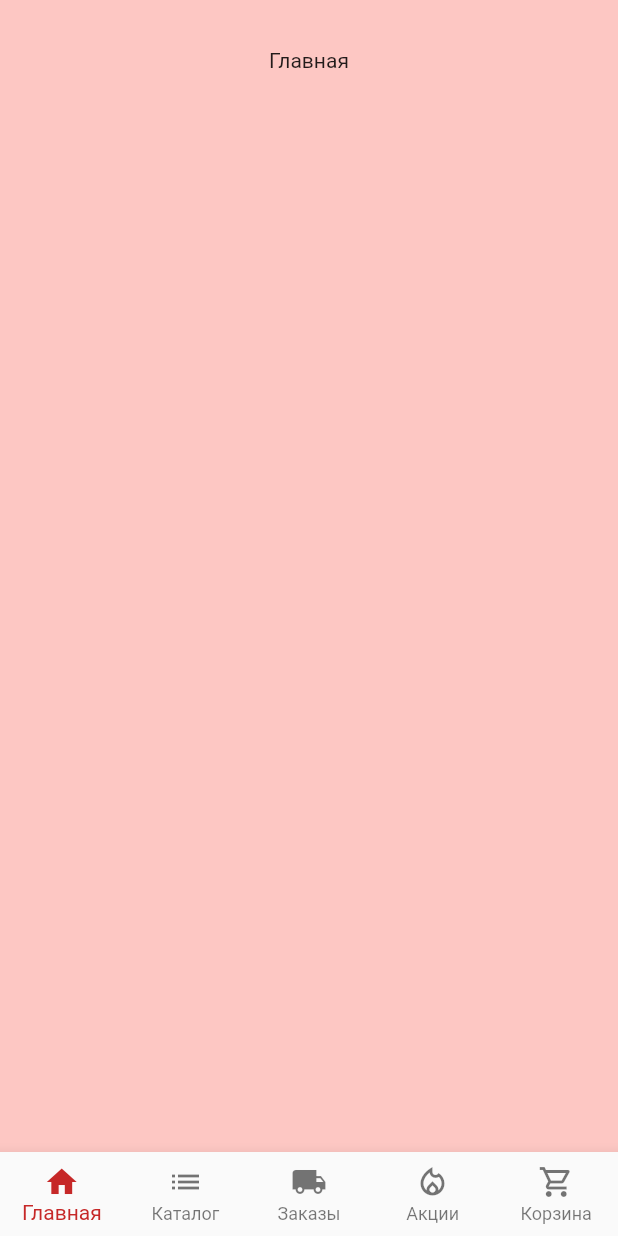
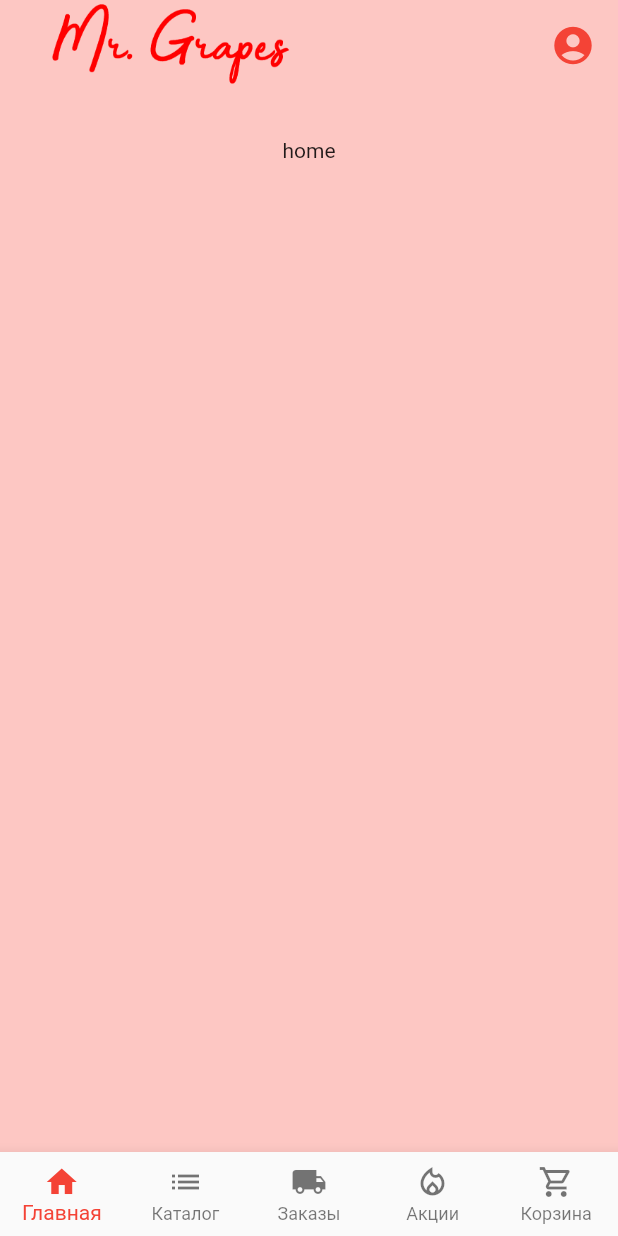
Before and after one commit to nikitalebed/mr-grapes, a Flutter app: the screen it shows after launch, on a phone screen of 412 x 824 dp. Run offline on Flutter 3.47's test engine with Material 2 defaults, Android fonts, the phone set to English and light mode, and no system bars.

Commit message:
init commit #6

```diff
--- /dev/null
+++ b/lib/components/top_bar.dart
@@ -0,0 +1,26 @@
+import 'package:flutter/material.dart';
+
+import '../constants.dart';
+
+class TopBar extends StatelessWidget {
+  @override
+  Widget build(BuildContext context) {
+    return Container(
+      margin: EdgeInsets.only(left: 15.0, right: 15.0),
+      height: 60.0,
+      child: Row(
+        mainAxisAlignment: MainAxisAlignment.spaceBetween,
+        children: [
+          Image.asset(
+            'images/logo.png',
+          ),
+          const Icon(
+            Icons.account_circle,
+            color: kAccentColor,
+            size: 30.0,
+          )
+        ],
+      ),
+    );
+  }
+}
--- a/lib/constants.dart
+++ b/lib/constants.dart
@@ -1,4 +1,9 @@
 import 'package:flutter/material.dart';
+import 'package:mr_grapes/screens/cart_screen.dart';
+import 'package:mr_grapes/screens/catalog_screen.dart';
+import 'package:mr_grapes/screens/home_screen.dart';
+import 'package:mr_grapes/screens/order_screen.dart';
+import 'package:mr_grapes/screens/sale_screen.dart';
 
 import 'destination.dart';
 
@@ -9,3 +14,6 @@ const List<Destination> allDestinations = <Destination>[
   Destination('Акции', Icons.local_fire_department_outlined),
   Destination('Корзина', Icons.shopping_cart_outlined)
 ];
+
+const kPrimaryColor = Color(0xFFFDC7C3);
+const kAccentColor = Colors.red;
--- a/lib/destination_view.dart
+++ b/lib/destination_view.dart
@@ -1,4 +1,11 @@
 import 'package:flutter/material.dart';
+import 'package:mr_grapes/components/top_bar.dart';
+import 'package:mr_grapes/constants.dart';
+import 'package:mr_grapes/screens/cart_screen.dart';
+import 'package:mr_grapes/screens/catalog_screen.dart';
+import 'package:mr_grapes/screens/home_screen.dart';
+import 'package:mr_grapes/screens/order_screen.dart';
+import 'package:mr_grapes/screens/sale_screen.dart';
 
 import 'destination.dart';
 
@@ -12,16 +19,25 @@ class DestinationView extends StatefulWidget {
 }
 
 class _DestinationViewState extends State<DestinationView> {
+  Map<String, Widget> destinationScreens = {
+    'Главная': HomeScreen(),
+    'Каталог': CatalogScreen(),
+    'Заказы': OrderScreen(),
+    'Акции': SaleScreen(),
+    'Корзина': CartScreen(),
+  };
+
   @override
   Widget build(BuildContext context) {
     return Scaffold(
-      backgroundColor: Color(0xFFFDC7C3),
+      backgroundColor: kPrimaryColor,
       body: ListView(
         children: [
+          TopBar(),
           Container(
             padding: const EdgeInsets.all(32.0),
             alignment: Alignment.center,
-            child: Text('${widget.destination.title}'),
+            child: destinationScreens['${widget.destination.title}'],
           ),
         ],
       ),
--- a/lib/main.dart
+++ b/lib/main.dart
@@ -1,5 +1,7 @@
 import 'package:flutter/material.dart';
-import 'package:mr_grapes/pages/home_page.dart';
+
+import 'constants.dart';
+import 'pages/home_page.dart';
 
 void main() {
   runApp(MrGrapesShop());
@@ -9,41 +11,10 @@ class MrGrapesShop extends StatelessWidget {
   @override
   Widget build(BuildContext context) {
     return MaterialApp(
-      title: 'Mr-Grapes',
-      theme: ThemeData(
-        primaryColor: Color(0xFFFDC7C3),
-      ),
-      home: HomePage()
-    );
+        title: 'Mr-Grapes',
+        theme: ThemeData(
+          primaryColor: kPrimaryColor,
+        ),
+        home: HomePage());
   }
 }
-
-class MrGrapesHeader extends StatelessWidget {
-  @override
-  Widget build(BuildContext context) {
-    return Scaffold(
-      backgroundColor: Colors.white,
-      body: SafeArea(
-        child: ListView(
-          children: [
-            Container(
-              margin: EdgeInsets.only(left: 15.0, right: 15.0),
-              height: 60.0,
-              child: Row(
-                mainAxisAlignment: MainAxisAlignment.spaceBetween,
-                children: [
-                  Image.asset(
-                    'images/logo.png',
-                  ),
-                  const Icon(
-                    Icons.account_circle,
-                  )
-                ],
-              ),
-            ),
-          ],
-        ),
-      ),
-    );
-  }
-}
--- a/lib/pages/home_page.dart
+++ b/lib/pages/home_page.dart
@@ -39,7 +39,7 @@ class _HomePageState extends State<HomePage> with TickerProviderStateMixin<HomeP
               title: Text(destination.title),
           );
         }).toList(),
-        selectedItemColor: Colors.red[800],
+        selectedItemColor: kAccentColor,
       ),
     );
   }
--- /dev/null
+++ b/lib/screens/home_screen.dart
@@ -0,0 +1,8 @@
+import 'package:flutter/material.dart';
+
+class HomeScreen extends StatelessWidget {
+  @override
+  Widget build(BuildContext context) {
+    return Text('home');
+  }
+}
```
Also changed, not shown: lib/screens/cart_screen.dart (added, +8 -0 lines), lib/screens/catalog_screen.dart (added, +8 -0 lines), lib/screens/order_screen.dart (added, +8 -0 lines), lib/screens/sale_screen.dart (added, +8 -0 lines).
